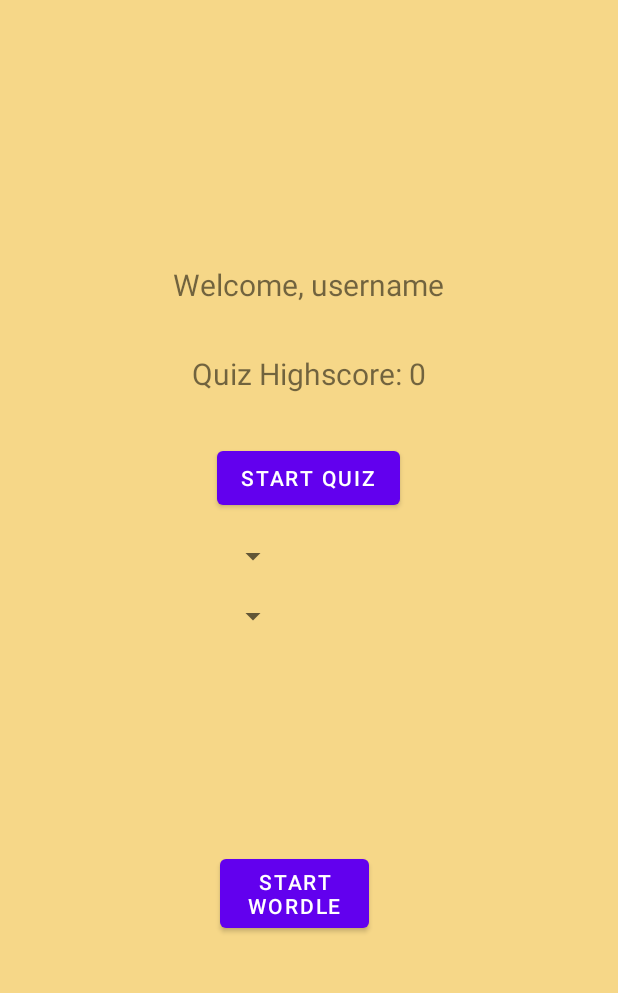
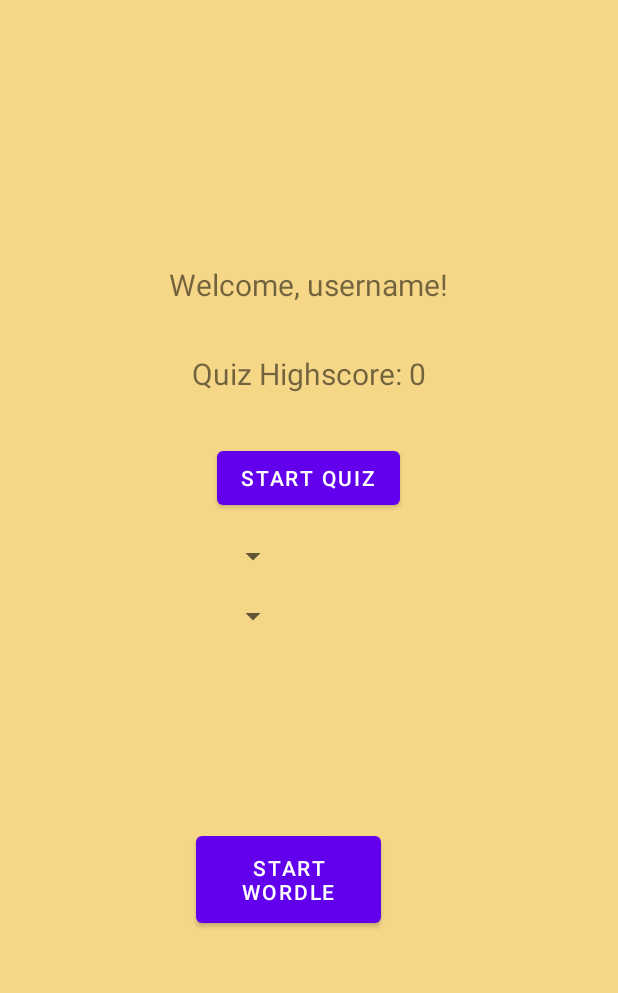
Before and after one commit to SamCull/CognitiveApp, an Android app: the layout activity_starting_screen.xml on its own in the app's theme, with its tools: preview values and no code run, on a phone screen of 412 x 824 dp, the part 140-1133 px from its top. Run offline under Robolectric (Android 15) with nearby library versions, the phone set to English and light mode, and no system bars.

```diff
--- a/app/src/main/java/com/vogella/android/cognitiveapp/QuizActivity.java
+++ b/app/src/main/java/com/vogella/android/cognitiveapp/QuizActivity.java
@@ -22,7 +22,7 @@ import java.util.Locale;
 
 public class QuizActivity extends AppCompatActivity {
     public static final String EXTRA_SCORE = "extraScore";
-    private static final long COUNTDOWN_IN_MILLIS = 30000;
+    private static final long COUNTDOWN_IN_MILLIS = 15000;
 
     private static final String KEY_SCORE = "keyScore";
     private static final String KEY_QUESTION_COUNT = "keyQuestionCount";
@@ -177,7 +177,7 @@ public class QuizActivity extends AppCompatActivity {
 
         textViewCountDown.setText(timeFormatted);
 
-        if (timeLeftInMillis < 10000) {
+        if (timeLeftInMillis < 5000) {
             textViewCountDown.setTextColor(Color.RED);
         } else {
             textViewCountDown.setTextColor(textColorDefaultCd);
--- a/app/src/main/res/layout/activity_starting_screen.xml
+++ b/app/src/main/res/layout/activity_starting_screen.xml
@@ -38,7 +38,7 @@
         android:layout_above="@id/text_view_highscore"
         android:layout_centerHorizontal="true"
         android:layout_marginBottom="32dp"
-        android:text="Welcome, username"
+        android:text="Welcome, username!"
         android:textSize="20sp" />
 
 
@@ -67,12 +67,12 @@
 
     <Button
         android:id="@+id/button_start_wordle"
-        android:layout_width="99dp"
-        android:layout_height="58dp"
+        android:layout_width="123dp"
+        android:layout_height="70dp"
         android:layout_alignParentEnd="true"
         android:layout_alignParentBottom="true"
-        android:layout_marginEnd="150dp"
-        android:layout_marginBottom="90dp"
+        android:layout_marginEnd="142dp"
+        android:layout_marginBottom="93dp"
         android:text="Start Wordle" />
 
 </RelativeLayout>
```
Also changed, not shown: app/src/main/java/com/vogella/android/cognitiveapp/QuizDbHelper.java (+27 -22 lines).
